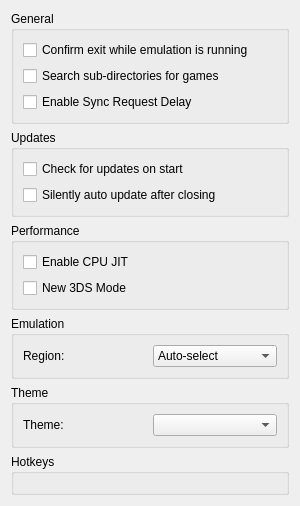
Above: src/citra_qt/configuration/configure_general.ui from grimtnt/citra before the change. Below: the same form after it.
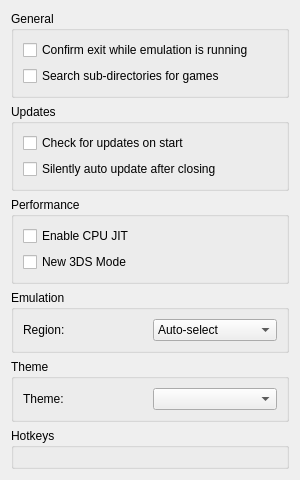
That is the form after the change. Custom widgets are drawn as their Qt base class.

Commit message:
Remove sr delay setting (#204)
* fuck, setting is broken

* Update settings.h

* Update config.cpp

* Update default_ini.h

* Update config.cpp

* Update configure_general.cpp

* Update configure_general.ui

The edit to the form file:
```diff
--- a/src/citra_qt/configuration/configure_general.ui
+++ b/src/citra_qt/configuration/configure_general.ui
@@ -38,13 +38,6 @@
             </property>
            </widget>
           </item>
-         <item>
-           <widget class="QCheckBox" name="sr_delay">
-            <property name="text">
-             <string>Enable Sync Request Delay</string>
-            </property>
-           </widget>
-          </item>
          </layout>
         </item>
        </layout>
```
The commit also changes 6 other files.
